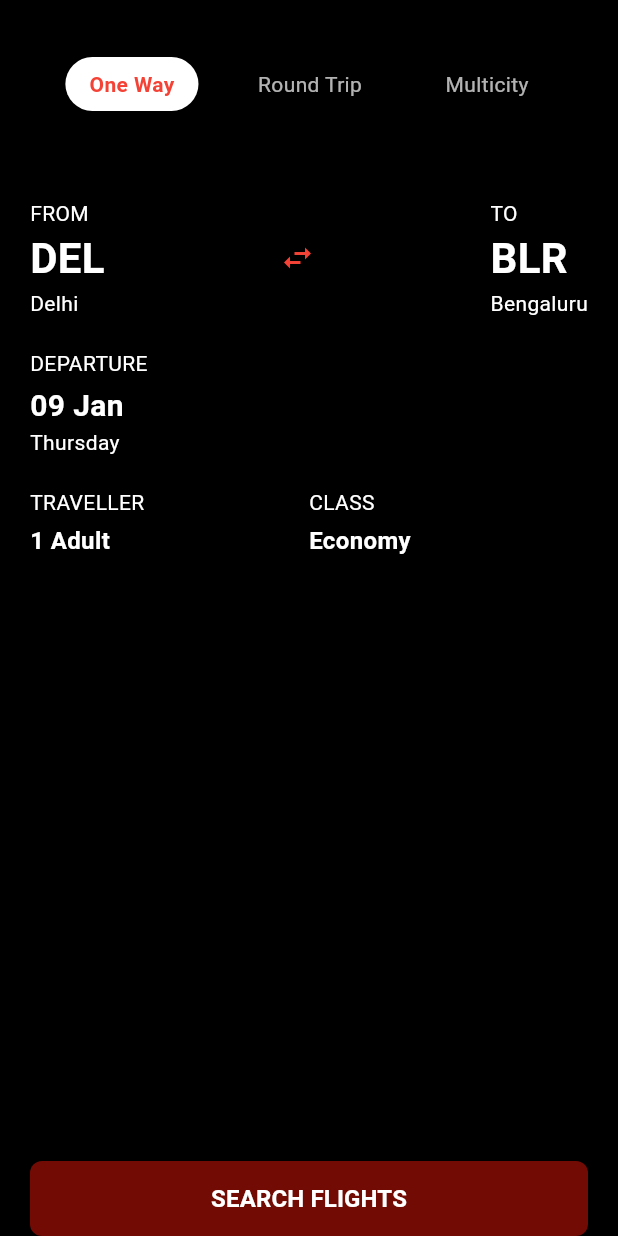
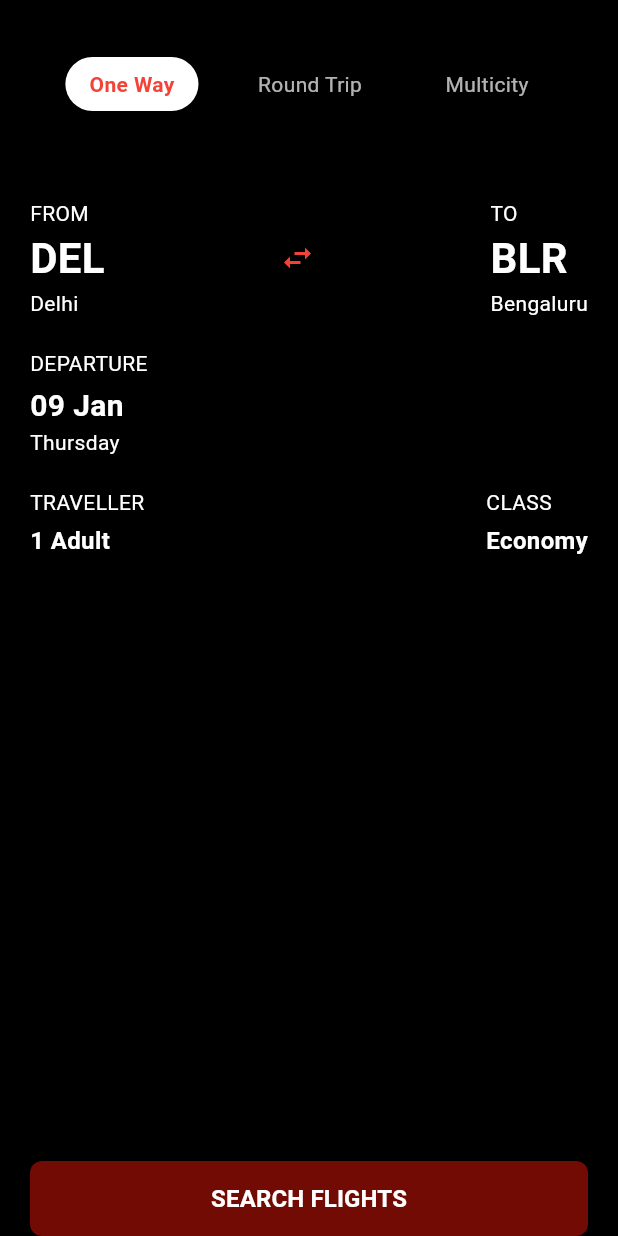
Before and after one commit to sanjaii1/fairyaatra, a Flutter app: the Flightsearchwidget screen opened directly, on a phone screen of 412 x 824 dp. Run offline on Flutter 3.47's test engine with Material 3 defaults, Android fonts, the phone set to English and light mode, and no system bars.

Commit message:
fixed runtime error

```diff
--- a/lib/src/feature/home/widget/dateWidget.dart
+++ b/lib/src/feature/home/widget/dateWidget.dart
@@ -14,12 +14,10 @@ class DateWidget extends StatelessWidget {
 
   @override
   Widget build(BuildContext context) {
-    return Expanded(
-      child: Column(
+    return Column(
       crossAxisAlignment: CrossAxisAlignment.start,
       children: [
-          Text(label,
-              style: const TextStyle(color: Colors.white, fontSize: 14)),
+        Text(label, style: const TextStyle(color: Colors.white, fontSize: 14)),
         const SizedBox(height: 4),
         Text(
           date,
@@ -31,7 +29,6 @@ class DateWidget extends StatelessWidget {
         ),
         Text(day, style: const TextStyle(color: Colors.white, fontSize: 14)),
       ],
-      ),
     );
   }
 }
--- a/lib/src/feature/home/widget/detailWidget.dart
+++ b/lib/src/feature/home/widget/detailWidget.dart
@@ -12,12 +12,10 @@ class DetailWidget extends StatelessWidget {
 
   @override
   Widget build(BuildContext context) {
-    return Expanded(
-      child: Column(
+    return Column(
       crossAxisAlignment: CrossAxisAlignment.start,
       children: [
-          Text(label,
-              style: const TextStyle(color: Colors.white, fontSize: 14)),
+        Text(label, style: const TextStyle(color: Colors.white, fontSize: 14)),
         const SizedBox(height: 4),
         Text(
           value,
@@ -28,7 +26,6 @@ class DetailWidget extends StatelessWidget {
           ),
         ),
       ],
-      ),
     );
   }
 }
```
Lines whose indentation alone changed are shown as unchanged.
